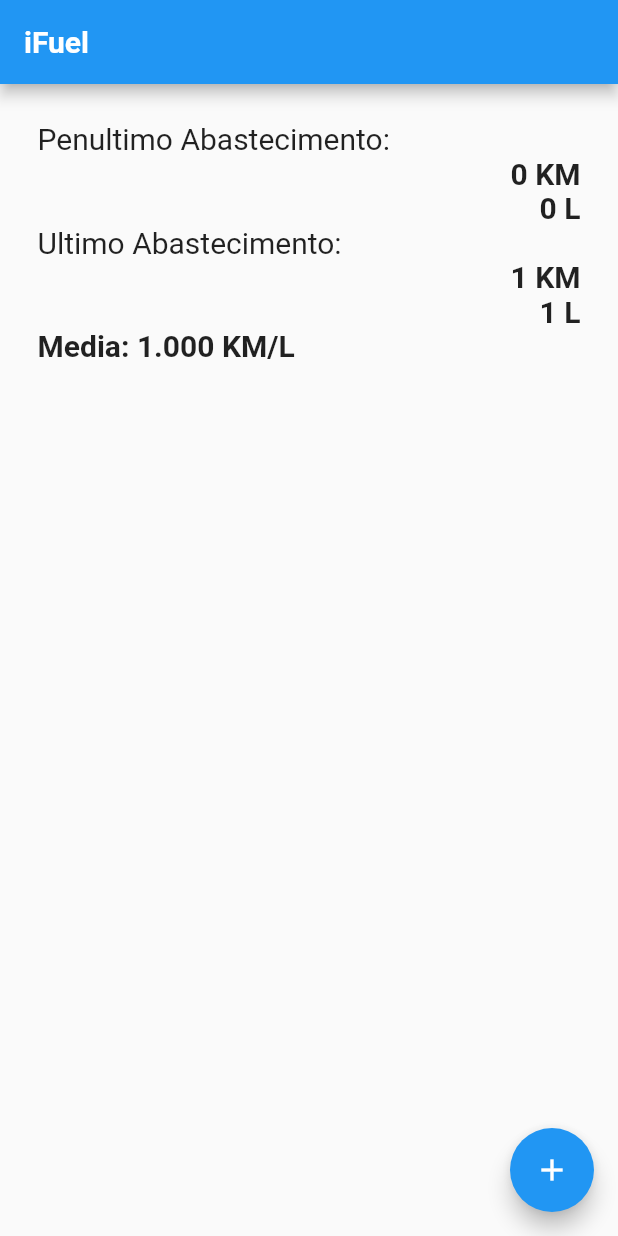
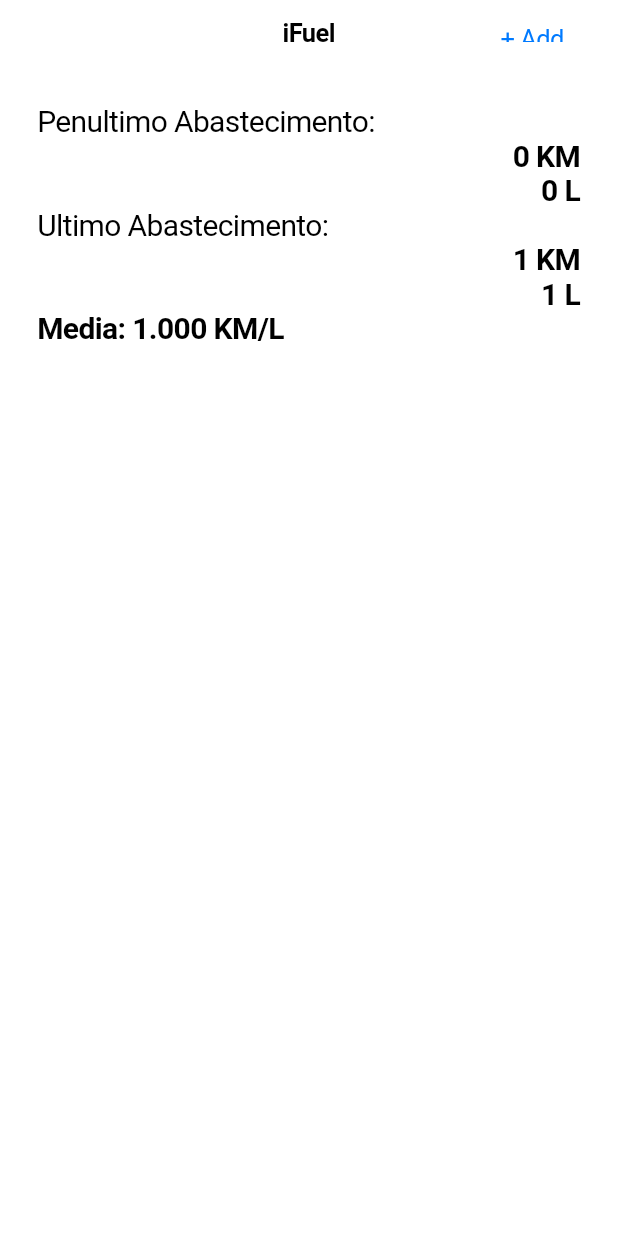
Before and after one commit to Decripter/iFuel, a Flutter app: the screen it shows after launch, on a phone screen of 412 x 824 dp. Run offline on Flutter 3.47's test engine with Material 2 defaults, Android fonts, the phone set to English and light mode, and no system bars.

Commit message:
Cupertino design implemented

```diff
--- a/lib/homePage.dart
+++ b/lib/homePage.dart
@@ -1,4 +1,4 @@
-import 'package:flutter/material.dart';
+import 'package:flutter/cupertino.dart';
 
 class HomePage extends StatefulWidget {
   @override
@@ -15,14 +15,18 @@ class _HomePageState extends State<HomePage> {
   Widget build(BuildContext context) {
     mediaCons = (lastKm - untilLastKm) / lastAb;
 
-    return Scaffold(
-      appBar: AppBar(
-        title: Text(
-          'iFuel',
-          style: TextStyle(fontWeight: FontWeight.bold),
+    return CupertinoPageScaffold(
+      navigationBar: CupertinoNavigationBar(
+        middle: Text('iFuel'),
+        trailing: CupertinoButton(
+          child: Text('+ Add'),
+          onPressed: () {
+            Navigator.of(context).pushNamed('/addAbast');
+          },
         ),
       ),
-      body: Padding(
+      child: SafeArea(
+        child: Padding(
           padding: const EdgeInsets.all(25.0),
           child: Column(
             children: [
@@ -34,11 +38,13 @@ class _HomePageState extends State<HomePage> {
               ]),
               Row(mainAxisAlignment: MainAxisAlignment.end, children: [
                 Text(untilLastKm.toString() + ' KM',
-                  style: TextStyle(fontSize: 20, fontWeight: FontWeight.bold)),
+                    style:
+                        TextStyle(fontSize: 20, fontWeight: FontWeight.bold)),
               ]),
               Row(mainAxisAlignment: MainAxisAlignment.end, children: [
                 Text(untilLastAb.toString() + ' L',
-                  style: TextStyle(fontSize: 20, fontWeight: FontWeight.bold)),
+                    style:
+                        TextStyle(fontSize: 20, fontWeight: FontWeight.bold)),
               ]),
               Row(mainAxisAlignment: MainAxisAlignment.start, children: [
                 Text(
@@ -54,7 +60,8 @@ class _HomePageState extends State<HomePage> {
               ]),
               Row(mainAxisAlignment: MainAxisAlignment.end, children: [
                 Text(lastAb.toString() + ' L',
-                  style: TextStyle(fontSize: 20, fontWeight: FontWeight.bold)),
+                    style:
+                        TextStyle(fontSize: 20, fontWeight: FontWeight.bold)),
               ]),
               Row(mainAxisAlignment: MainAxisAlignment.start, children: [
                 Text(
@@ -65,11 +72,6 @@ class _HomePageState extends State<HomePage> {
             ],
           ),
         ),
-      floatingActionButton: FloatingActionButton(
-        child: Icon(Icons.add),
-        onPressed: () {
-          Navigator.of(context).pushNamed('/addAbast');
-        },
       ),
     );
   }
--- a/lib/main.dart
+++ b/lib/main.dart
@@ -1,4 +1,4 @@
-import 'package:flutter/material.dart';
+import 'package:flutter/cupertino.dart';
 import 'package:iFuel/newAb.dart';
 import 'homePage.dart';
 
@@ -9,7 +9,7 @@ void main() {
 class MyHomePg extends StatelessWidget {
   @override
   Widget build(BuildContext context) {
-    return MaterialApp(
+    return CupertinoApp(
       initialRoute: '/',
       routes: {
         '/': (context) => HomePage(),
```
Also changed, not shown: lib/newAb.dart (+9 -25 lines). Lines whose indentation alone changed are shown as unchanged.
